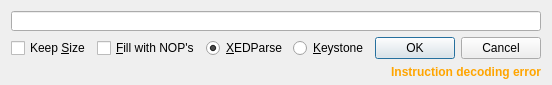
x64dbg/x64dbg, file src/gui/Src/Gui/AssembleDialog.ui: the form before one commit.
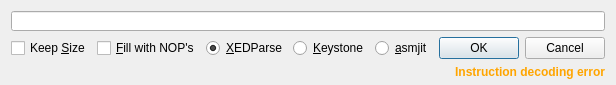
The form after the commit. Icons and pictures are not drawn.

Commit message: DBG+GUI+PROJECT: added asmjit assembler engine

The edit to the form file:
```diff
--- a/src/gui/Src/Gui/AssembleDialog.ui
+++ b/src/gui/Src/Gui/AssembleDialog.ui
@@ -6,7 +6,7 @@
    <rect>
     <x>0</x>
     <y>0</y>
-    <width>501</width>
+    <width>558</width>
     <height>85</height>
    </rect>
   </property>
@@ -79,6 +79,13 @@
        </property>
       </widget>
      </item>
+     <item>
+      <widget class="QRadioButton" name="radioAsmjit">
+       <property name="text">
+        <string>&amp;asmjit</string>
+       </property>
+      </widget>
+     </item>
      <item>
       <spacer name="horizontalSpacer">
        <property name="orientation">
```
The commit also changes 6 other files.
